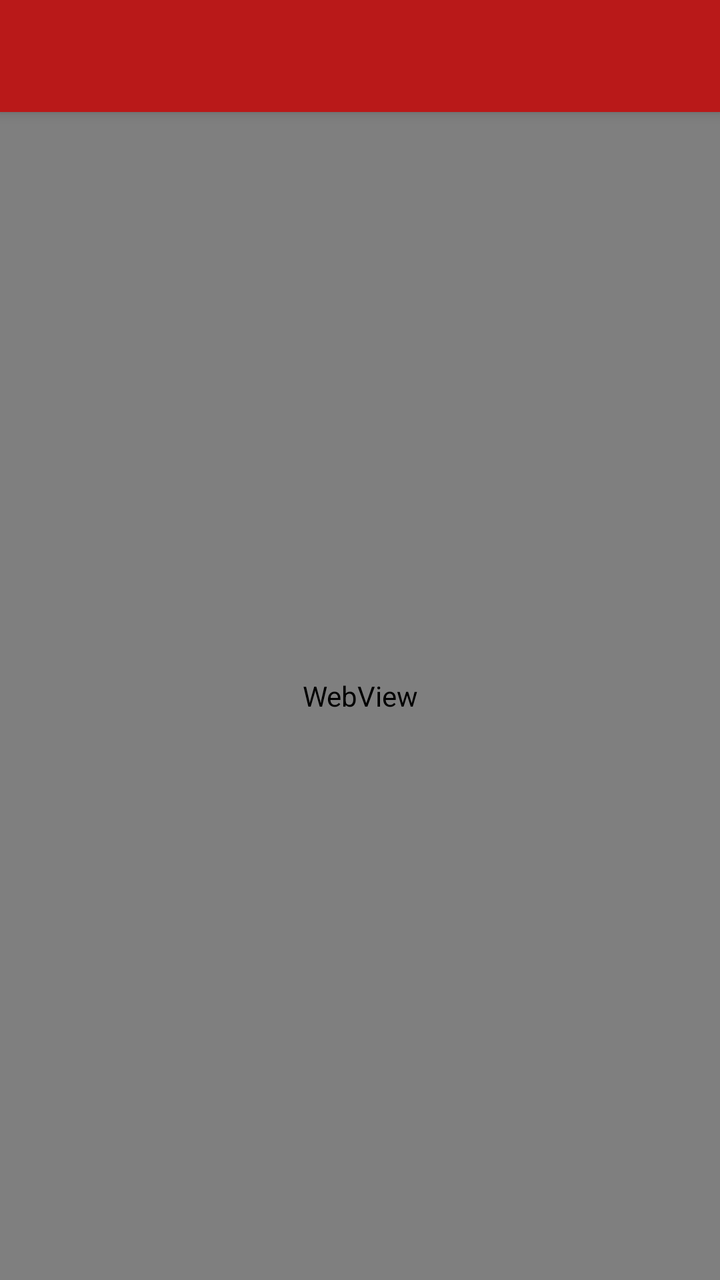
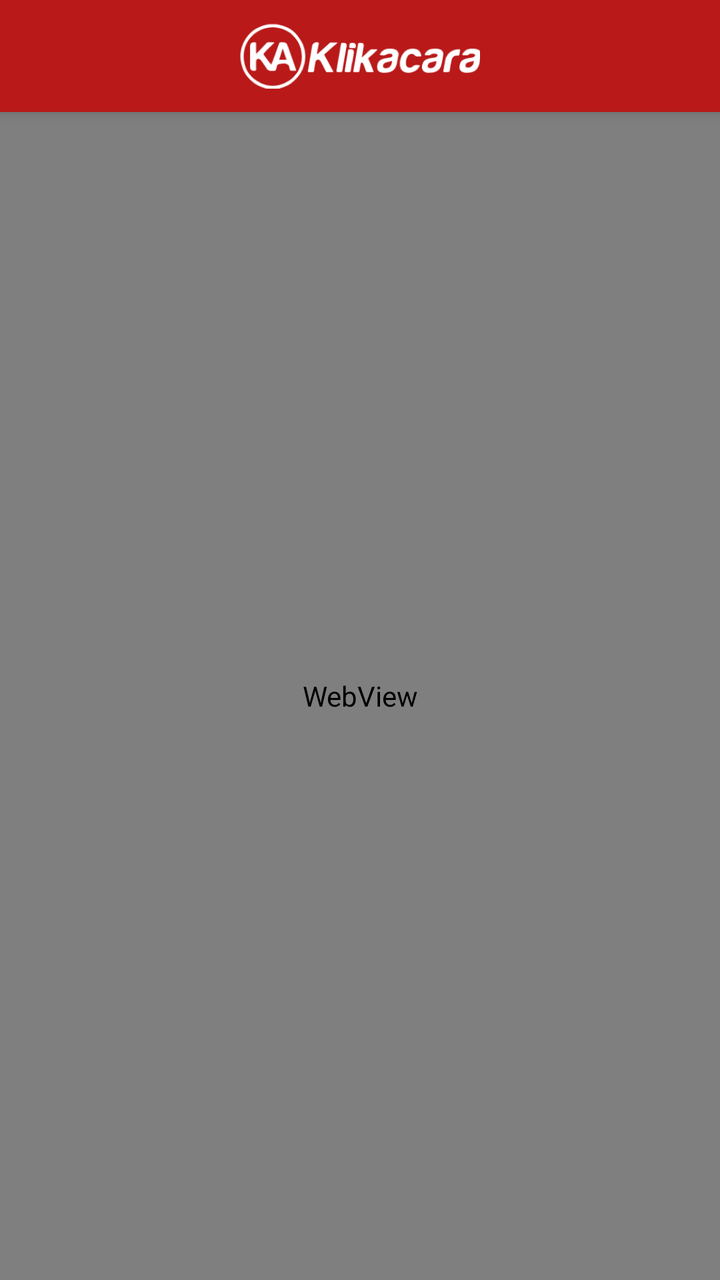

Compare the two renders of this Android layout. The source of the first and the diff that turns it into the second are given below.
<!-- AndroidManifest.xml: application theme AppTheme.noActionBar -->
<!-- res/layout/base_activity_web_view.xml -->
<?xml version="1.0" encoding="utf-8"?>
<android.support.design.widget.CoordinatorLayout
        xmlns:android="http://schemas.android.com/apk/res/android"
        xmlns:app="http://schemas.android.com/apk/res-auto"
        android:layout_width="match_parent"
        android:layout_height="match_parent">

    <include layout="@layout/base_appbar_primary_with_title"/>

    <LinearLayout
            android:layout_width="match_parent"
            android:layout_height="match_parent"
            android:background="@color/white"
            android:orientation="vertical"
            app:layout_behavior="@string/appbar_scrolling_view_behavior">

        <WebView
                android:id="@+id/webView"
                android:layout_width="match_parent"
                android:layout_height="match_parent"
                android:visibility="visible"/>
    </LinearLayout>

</android.support.design.widget.CoordinatorLayout>
<!-- res/layout/base_appbar_primary_with_title.xml (included above) -->
<?xml version="1.0" encoding="utf-8"?>
<android.support.design.widget.AppBarLayout
        xmlns:android="http://schemas.android.com/apk/res/android"
        android:orientation="vertical"
        android:layout_width="match_parent"
        android:background="@color/colorPrimary"
        android:layout_height="56dp">

    <android.support.v7.widget.Toolbar
            android:id="@+id/toolbar"
            android:layout_width="match_parent"
            android:layout_height="match_parent">
        <android.support.v7.widget.AppCompatTextView
                android:id="@+id/titleToolbar"
                style="@style/headerTextView"
                android:layout_marginEnd="@dimen/margin_medium"
                android:gravity="center_vertical"
                android:fontFamily="@font/font_montserrat_semibold"
                android:textSize="@dimen/text_normal"
                android:textColor="@color/white"
                android:layout_height="match_parent"/>
    </android.support.v7.widget.Toolbar>

</android.support.design.widget.AppBarLayout>
<!-- resources referenced by this layout -->
<resources>
  <color name="colorPrimary">#B91919</color>
  <color name="white">#ffffff</color>
  <dimen name="margin_medium">16dp</dimen>
  <dimen name="text_normal">16sp</dimen>
  <style name="headerTextView" parent="normalTextView">
          <item name="android:fontFamily">@font/font_lato_bold</item>
          <item name="android:textColor">@color/colorPrimaryDark</item>
          <item name="android:textSize">@dimen/text_big</item>
      </style>
  <style name="AppTheme.noActionBar" parent="AppTheme">
          <item name="windowActionBar">false</item>
          <item name="windowNoTitle">true</item>
      </style>
  <style name="normalTextView" parent="TextAppearance.AppCompat">
          <item name="android:layout_width">match_parent</item>
          <item name="android:layout_height">wrap_content</item>
          <item name="android:textColor">@color/textColor</item>
          <item name="android:lineSpacingExtra">@dimen/margin_very_small</item>
      </style>
  <color name="colorPrimaryDark">#6E3331</color>
  <dimen name="text_big">18sp</dimen>
  <style name="AppTheme" parent="Theme.AppCompat.Light.DarkActionBar">
          
          <item name="colorPrimary">@color/colorPrimary</item>
          <item name="colorPrimaryDark">@color/colorPrimaryDark</item>
          <item name="colorAccent">@color/colorAccent</item>
      </style>
  <color name="textColor">#333333</color>
  <dimen name="margin_very_small">4dp</dimen>
  <color name="colorAccent">#dc3545</color>
</resources>

<!-- the commit's change to res/layout/base_activity_web_view.xml (unified diff, before → after) -->
@@ -1,11 +1,11 @@
 <?xml version="1.0" encoding="utf-8"?>
-<android.support.design.widget.CoordinatorLayout
+<androidx.coordinatorlayout.widget.CoordinatorLayout
         xmlns:android="http://schemas.android.com/apk/res/android"
         xmlns:app="http://schemas.android.com/apk/res-auto"
         android:layout_width="match_parent"
         android:layout_height="match_parent">
 
-    <include layout="@layout/base_appbar_primary_with_title"/>
+    <include layout="@layout/base_appbar_primary_with_logo"/>
 
     <LinearLayout
             android:layout_width="match_parent"
@@ -21,29 +21,30 @@
                 android:visibility="visible"/>
     </LinearLayout>
 
-</android.support.design.widget.CoordinatorLayout>
-<!-- res/layout/base_appbar_primary_with_title.xml (included above) -->
+</androidx.coordinatorlayout.widget.CoordinatorLayout>
+<!-- res/layout/base_appbar_primary_with_logo.xml (included above) -->
 <?xml version="1.0" encoding="utf-8"?>
-<android.support.design.widget.AppBarLayout
+<com.google.android.material.appbar.AppBarLayout
         xmlns:android="http://schemas.android.com/apk/res/android"
         android:orientation="vertical"
         android:layout_width="match_parent"
         android:background="@color/colorPrimary"
         android:layout_height="56dp">
 
-    <android.support.v7.widget.Toolbar
+    <androidx.appcompat.widget.Toolbar
             android:id="@+id/toolbar"
             android:layout_width="match_parent"
             android:layout_height="match_parent">
-        <android.support.v7.widget.AppCompatTextView
-                android:id="@+id/titleToolbar"
-                style="@style/headerTextView"
+        <RelativeLayout
                 android:layout_marginEnd="@dimen/margin_medium"
-                android:gravity="center_vertical"
-                android:fontFamily="@font/font_montserrat_semibold"
-                android:textSize="@dimen/text_normal"
-                android:textColor="@color/white"
-                android:layout_height="match_parent"/>
-    </android.support.v7.widget.Toolbar>
+                android:layout_width="match_parent"
+                android:layout_height="wrap_content">
+            <androidx.appcompat.widget.AppCompatImageView
+                    android:layout_width="120dp"
+                    android:layout_centerInParent="true"
+                    android:layout_height="wrap_content"
+                    android:src="@drawable/logo_klikacara_with_title"/>
+        </RelativeLayout>
+    </androidx.appcompat.widget.Toolbar>
 
-</android.support.design.widget.AppBarLayout>
+</com.google.android.material.appbar.AppBarLayout>
<!-- resource entries referenced after the edit -->
@@ -3,32 +3,18 @@
   <color name="colorPrimary">#B91919</color>
   <color name="white">#ffffff</color>
   <dimen name="margin_medium">16dp</dimen>
-  <dimen name="text_normal">16sp</dimen>
-  <style name="headerTextView" parent="normalTextView">
-          <item name="android:fontFamily">@font/font_lato_bold</item>
-          <item name="android:textColor">@color/colorPrimaryDark</item>
-          <item name="android:textSize">@dimen/text_big</item>
-      </style>
+  <!-- drawable logo_klikacara_with_title: png bitmap (drawable, 15443 bytes) -->
   <style name="AppTheme.noActionBar" parent="AppTheme">
           <item name="windowActionBar">false</item>
           <item name="windowNoTitle">true</item>
       </style>
-  <style name="normalTextView" parent="TextAppearance.AppCompat">
-          <item name="android:layout_width">match_parent</item>
-          <item name="android:layout_height">wrap_content</item>
-          <item name="android:textColor">@color/textColor</item>
-          <item name="android:lineSpacingExtra">@dimen/margin_very_small</item>
-      </style>
-  <color name="colorPrimaryDark">#6E3331</color>
-  <dimen name="text_big">18sp</dimen>
+  <color name="colorPrimaryDark">#820D0D</color>
   <style name="AppTheme" parent="Theme.AppCompat.Light.DarkActionBar">
           
           <item name="colorPrimary">@color/colorPrimary</item>
           <item name="colorPrimaryDark">@color/colorPrimaryDark</item>
           <item name="colorAccent">@color/colorAccent</item>
       </style>
-  <color name="textColor">#333333</color>
-  <dimen name="margin_very_small">4dp</dimen>
-  <color name="colorAccent">#dc3545</color>
+  <color name="colorAccent">#B91919</color>
 </resources>
 
